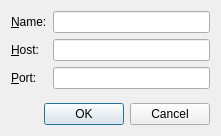
Qt form Viewer/src/ServerItemDialog.ui (ecmwf/ecflow) before a commit.
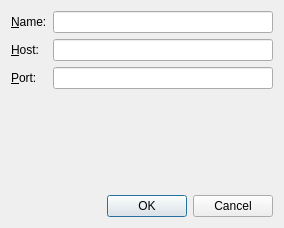
The same form after that commit.

What changed in the file:
```diff
--- a/Viewer/src/ServerItemDialog.ui
+++ b/Viewer/src/ServerItemDialog.ui
@@ -6,8 +6,8 @@
    <rect>
     <x>0</x>
     <y>0</y>
-    <width>221</width>
-    <height>136</height>
+    <width>284</width>
+    <height>228</height>
    </rect>
   </property>
   <property name="windowTitle">
```
Left out of the diff: 14 changed lines with no effect on the pictures.
